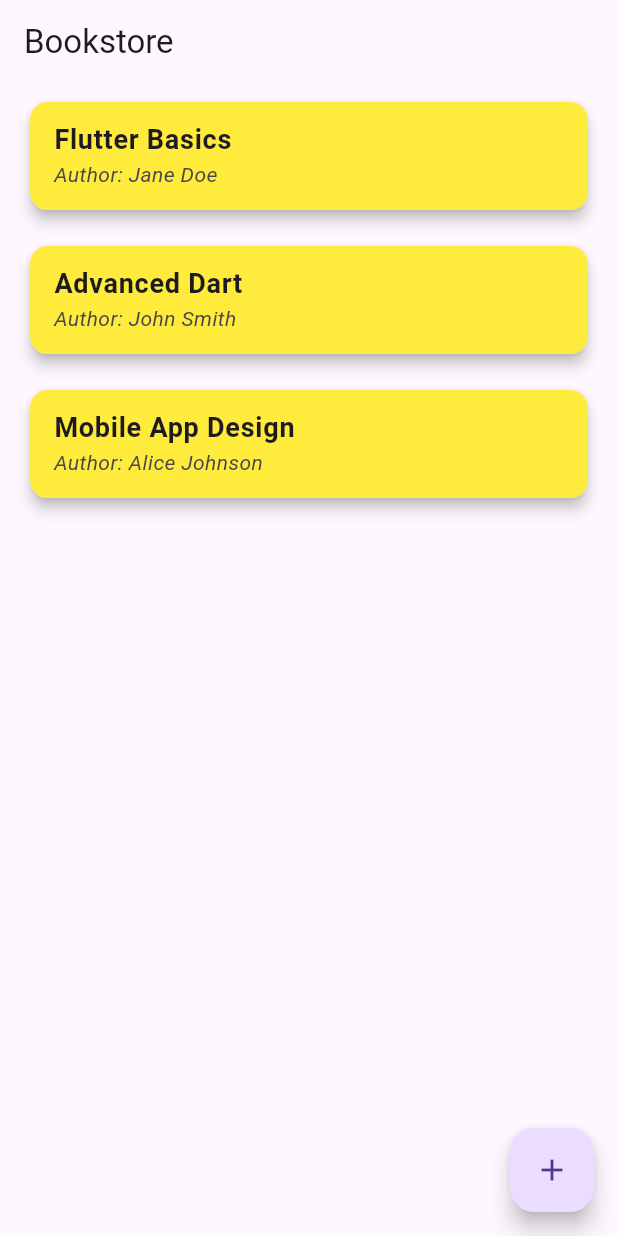
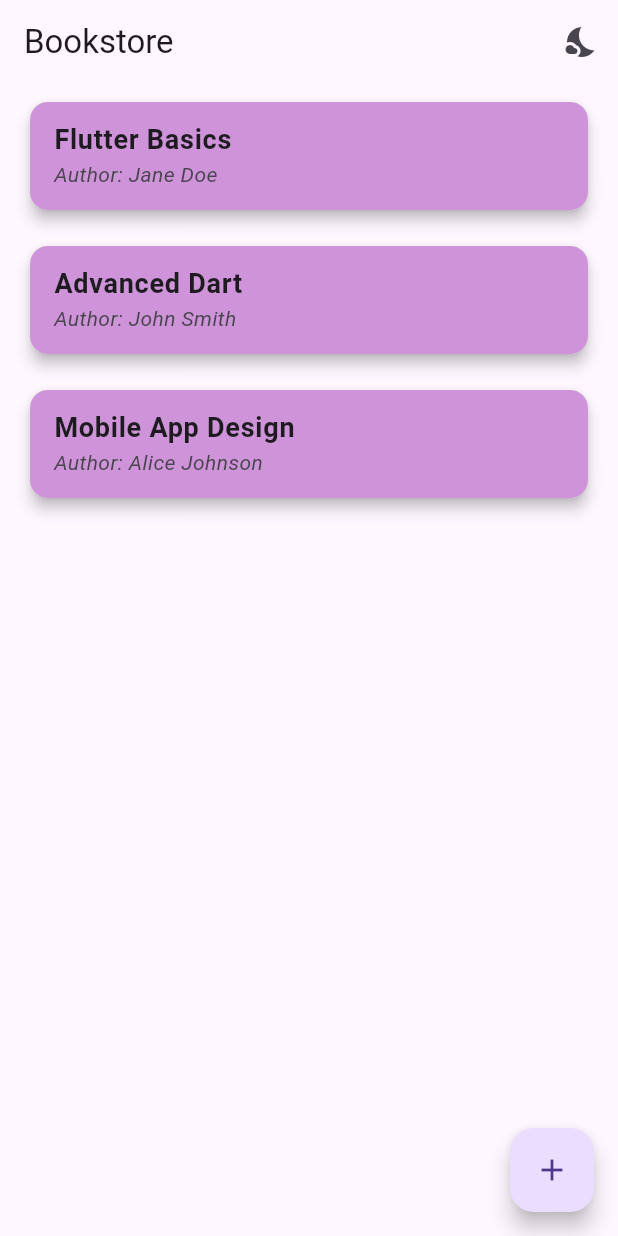
Before and after one commit to mane-23G/nyc_smooth_skin, a Flutter app: the screen it shows after launch, on a phone screen of 412 x 824 dp. Run offline on Flutter 3.47's test engine with Material 3 defaults, Android fonts, the phone set to English and light mode, and no system bars.

Commit message:
add a theme toggle

```diff
--- a/final/final/hunter_final/lib/main.dart
+++ b/final/final/hunter_final/lib/main.dart
@@ -4,19 +4,46 @@ void main() {
   runApp(BookstoreApp());
 }
 
-class BookstoreApp extends StatelessWidget {
+class BookstoreApp extends StatefulWidget {
+  @override
+  _BookstoreAppState createState() => _BookstoreAppState();
+}
+
+
+class _BookstoreAppState extends State<BookstoreApp> {
+  bool isDarkTheme = false; // Track the current theme state
+
   @override
   Widget build(BuildContext context) {
     return MaterialApp(
       title: 'Bookstore',
       theme: ThemeData.light(),
       darkTheme: ThemeData.dark(),
-      home: BookListPage(),
+      themeMode: isDarkTheme ? ThemeMode.dark : ThemeMode.light, // Apply theme
+      home: BookListPage(
+        isDarkTheme: isDarkTheme,
+        toggleTheme: toggleTheme,
+      ),
     );
+  }
+
+  void toggleTheme() {
+    setState(() {
+      isDarkTheme = !isDarkTheme; // Toggle theme state
+    });
   }
 }
 
 class BookListPage extends StatelessWidget {
+  final bool isDarkTheme;
+  final VoidCallback toggleTheme;
+
+   BookListPage({
+    super.key,
+    required this.isDarkTheme,
+    required this.toggleTheme,
+  });
+
   final List<Map<String, String>> books = [
     {'title': 'Flutter Basics', 'author': 'Jane Doe'},
     {'title': 'Advanced Dart', 'author': 'John Smith'},
@@ -28,6 +55,14 @@ class BookListPage extends StatelessWidget {
     return Scaffold(
       appBar: AppBar(
         title: Text('Bookstore'),
+        actions: [
+          IconButton(
+            icon: Icon(
+              isDarkTheme ? Icons.wb_sunny : Icons.nights_stay,
+            ),
+            onPressed: toggleTheme, // Toggle theme when pressed
+          ),
+        ],
       ),
       body: ListView.builder(
         itemCount: books.length,
@@ -40,7 +75,7 @@ class BookListPage extends StatelessWidget {
               ),
               elevation: 4,
               child: ListTile(
-                tileColor: Colors.yellow,
+                tileColor: Colors.purple.shade200,
                 shape: RoundedRectangleBorder(
                   borderRadius: BorderRadius.circular(12.0),
                 ),
```
Also changed, not shown: 1 other file.
